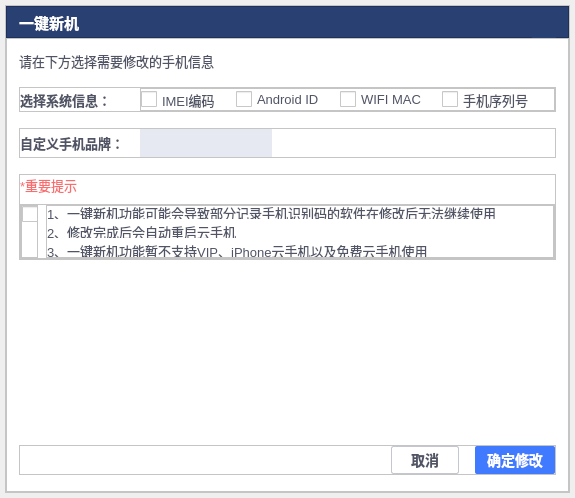
Qt form oneclicknewmachinedialog.ui (ZhouMei20220810/TEST) before a commit.
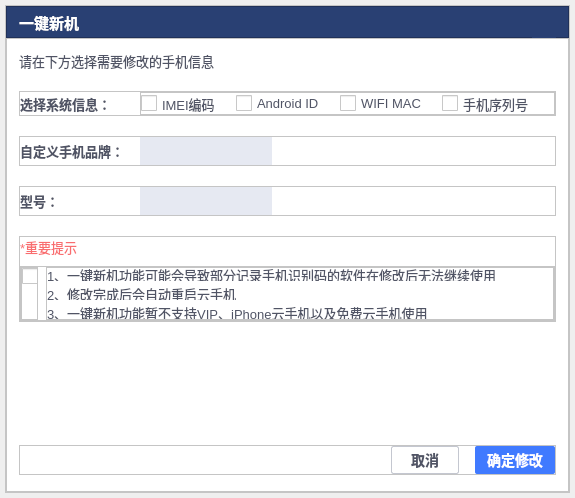
The same form after that commit. Icons and pictures are not drawn.

Commit message: 加载品牌列表ok，加载型号列表为空

What changed in the file:
```diff
--- a/oneclicknewmachinedialog.ui
+++ b/oneclicknewmachinedialog.ui
@@ -394,7 +394,7 @@
         </property>
         <layout class="QVBoxLayout" name="verticalLayout_2">
          <property name="spacing">
-          <number>16</number>
+          <number>20</number>
          </property>
          <property name="leftMargin">
           <number>12</number>
@@ -697,7 +697,7 @@
                  </property>
                  <property name="sizeHint" stdset="0">
                   <size>
-                   <width>72</width>
+                   <width>0</width>
                    <height>20</height>
                   </size>
                  </property>
@@ -828,6 +828,125 @@
            </layout>
           </widget>
          </item>
+         <item>
+          <widget class="QFrame" name="frame_11">
+           <property name="frameShape">
+            <enum>QFrame::StyledPanel</enum>
+           </property>
+           <property name="frameShadow">
+            <enum>QFrame::Raised</enum>
+           </property>
+           <layout class="QHBoxLayout" name="horizontalLayout_8">
+            <property name="spacing">
+             <number>16</number>
+            </property>
+            <property name="leftMargin">
+             <number>0</number>
+            </property>
+            <property name="topMargin">
+             <number>0</number>
+            </property>
+            <property name="rightMargin">
+             <number>0</number>
+            </property>
+            <property name="bottomMargin">
+             <number>0</number>
+            </property>
+            <item>
+             <widget class="QLabel" name="label_8">
+              <property name="minimumSize">
+               <size>
+                <width>104</width>
+                <height>18</height>
+               </size>
+              </property>
+              <property name="styleSheet">
+               <string notr="true">color:#505465;font-size:13px;font-weight:bold;</string>
+              </property>
+              <property name="text">
+               <string>型号：</string>
+              </property>
+             </widget>
+            </item>
+            <item>
+             <widget class="QComboBox" name="comboBoxModel">
+              <property name="minimumSize">
+               <size>
+                <width>132</width>
+                <height>28</height>
+               </size>
+              </property>
+              <property name="maximumSize">
+               <size>
+                <width>132</width>
+                <height>28</height>
+               </size>
+              </property>
+              <property name="font">
+               <font>
+                <pointsize>-1</pointsize>
+               </font>
+              </property>
+              <property name="styleSheet">
+               <string notr="true">QComboBox{
+background-color:#E6E9F2;
+border:none;
+font-size:14px;
+color:#A9ADB6;
+}
+
+QComboBox::down-arrow {
+	image: url(:/login/resource/login/ico_down.png);
+	height:30px;width:15px;
+background-color:#E7E8EE;
+border:none;
+} 
+QComboBox::drop-down{
+	border:none;
+padding-right:5px;
+	background-color: rgba(255, 255, 255, 0);
+} 
+QComboBox QAbstractItemView
+{
+	background:#FFFFFFFF;
+	border:1px solid rgba(228,228,228,1);
+	border-radius:0px 0px 5px 5px;
+	font-size:14px;
+	outline:0px;
+}
+QComboBox QAbstractItemView::item{
+	height:36px;
+	color:#FF666666;
+	padding-left:9px;
+	background-color:#FFFFFFFF;
+}
+QComboBox QAbstractItemView::item:hover{
+	color:#FFFFFFFF;
+	background-color:#FF409CE1;
+}
+QComboBox QAbstractItemView::item:selected{
+	color:#FFFFFFFF;
+	background-color:#FF409CE1;
+}</string>
+              </property>
+             </widget>
+            </item>
+            <item>
+             <spacer name="horizontalSpacer_5">
+              <property name="orientation">
+               <enum>Qt::Horizontal</enum>
+              </property>
+              <property name="sizeHint" stdset="0">
+               <size>
+                <width>40</width>
+                <height>20</height>
+               </size>
+              </property>
+             </spacer>
+            </item>
+           </layout>
+          </widget>
+         </item>
          <item>
           <widget class="QFrame" name="frame_8">
            <property name="minimumSize">
@@ -1132,7 +1251,7 @@
            <property name="sizeHint" stdset="0">
             <size>
              <width>20</width>
-             <height>152</height>
+             <height>82</height>
             </size>
            </property>
           </spacer>
```
Left out of the diff: 2 changed lines with no effect on the pictures. The commit also changes 3 other files.
